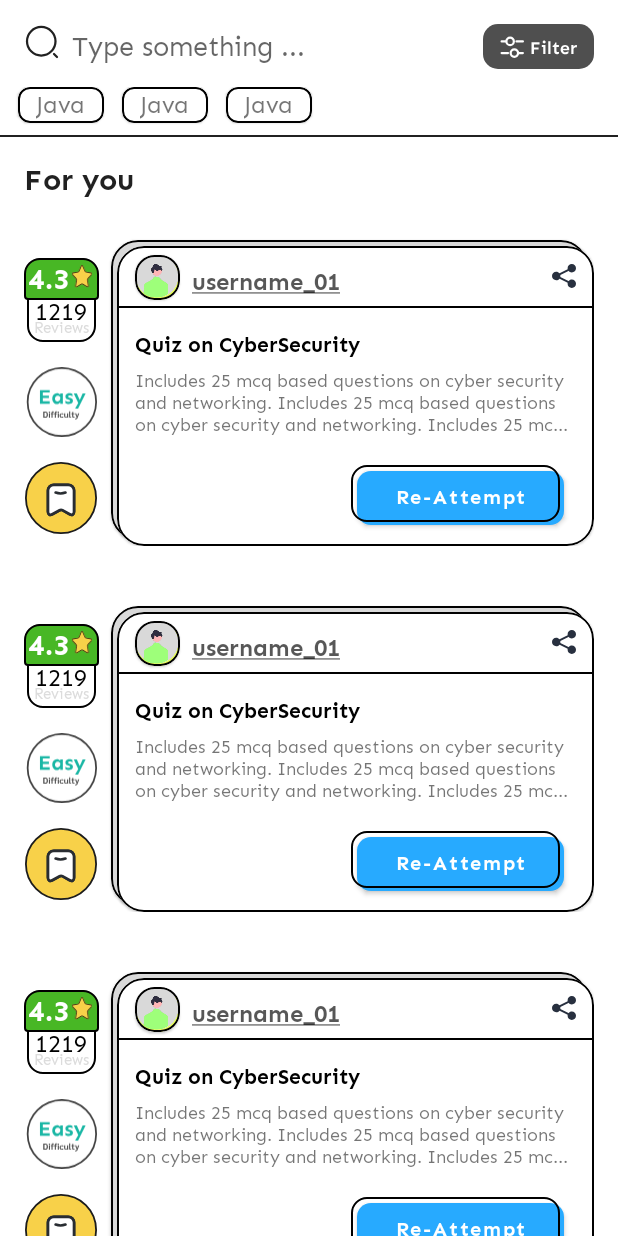
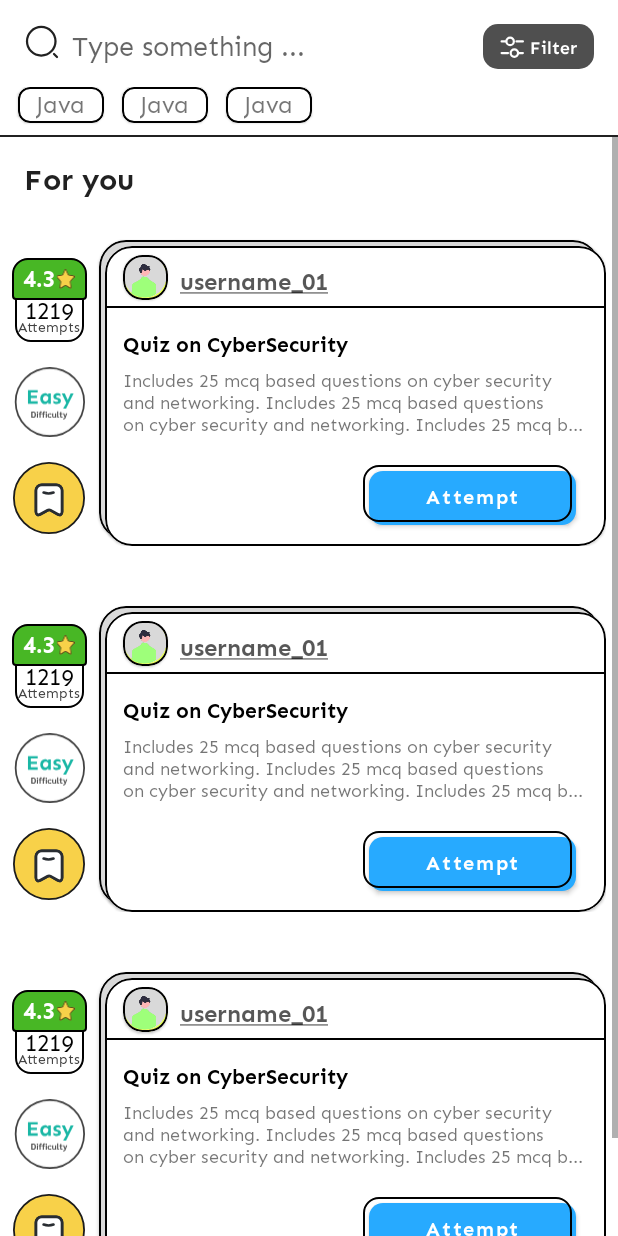
Before and after one commit to manvendra227/Quizzy, an Android app: the layout activity_home.xml on its own in the app's theme, with its tools: preview values and no code run, on a phone screen of 412 x 824 dp. Run offline under Robolectric (Android 15) with nearby library versions, the phone set to English and light mode, and no system bars.

Commit message:
Added Home Recycler

```diff
--- a/app/src/main/java/com/example/quizzy/Service/userService.kt
+++ b/app/src/main/java/com/example/quizzy/Service/userService.kt
@@ -2,6 +2,7 @@ package com.example.quizzy.Service
 
 import com.example.quizzy.dataModel.entity.User
 import com.example.quizzy.dataModel.model.LoginModel
+import com.example.quizzy.dataModel.model.QuizShortModel
 import com.example.quizzy.dataModel.model.UserModel
 import retrofit2.Call
 import retrofit2.http.*
@@ -14,5 +15,4 @@ interface userService {
     @GET("user/login")
     fun loginUser(@Query("emailId")emailId:String,@Query("password") password:String):Call<String>
 
-
 }
--- a/app/src/main/res/layout-land/activity_home.xml
+++ b/app/src/main/res/layout-land/activity_home.xml
@@ -1,11 +1,20 @@
 <?xml version="1.0" encoding="utf-8"?>
-<RelativeLayout xmlns:android="http://schemas.android.com/apk/res/android"
+<layout xmlns:android="http://schemas.android.com/apk/res/android"
     xmlns:app="http://schemas.android.com/apk/res-auto"
-    xmlns:tools="http://schemas.android.com/tools"
+    xmlns:tools="http://schemas.android.com/tools">
+
+    <data>
+
+        <variable
+            name="homeModel"
+            type="com.example.quizzy.viewModels.HomeViewModel" />
+    </data>
+
+    <RelativeLayout
         android:layout_width="match_parent"
         android:layout_height="match_parent"
         android:layout_marginTop="@dimen/dimen_16"
-    tools:context=".Screens.HomeFragment">
+        tools:context=".Screens.HomeActivity">
 
         <ImageView
             android:id="@+id/filter"
@@ -63,29 +72,37 @@
             android:layout_marginTop="74dp"
             android:background="@color/black" />
 
+        <ScrollView
+            android:layout_below="@id/temp_line"
+            android:layout_width="wrap_content"
+            android:layout_height="wrap_content">
+
+            <RelativeLayout
+                android:layout_width="wrap_content"
+                android:layout_height="wrap_content">
+
                 <TextView
                     android:id="@+id/temp_text"
                     android:layout_width="wrap_content"
                     android:layout_height="wrap_content"
-        android:layout_below="@id/temp_line"
                     android:layout_marginStart="16dp"
                     android:layout_marginTop="16dp"
                     android:fontFamily="@font/sen_bold"
                     android:text="For you"
-        android:textColor="@color/title_black"
+                    android:textColor="?android:textColorPrimary"
                     android:textSize="20sp" />
 
                 <androidx.recyclerview.widget.RecyclerView
-        android:layout_marginTop="16dp"
                     android:id="@+id/recycler_quiz"
                     android:layout_width="match_parent"
                     android:layout_height="match_parent"
                     android:layout_below="@id/temp_text"
-        android:layout_marginStart="16dp"
-        android:layout_marginEnd="16dp"
-        tools:listitem="@layout/list_item_quiz"
-        tools:orientation="vertical"
-        tools:scrollbars="vertical"
-        app:spanCount="2"
-        tools:layoutManager="androidx.recyclerview.widget.GridLayoutManager"/>
+                    android:nestedScrollingEnabled="false"
+                    android:layout_marginTop="16dp"
+                    android:layout_marginBottom="16dp"
+                    android:orientation="horizontal"
+                    tools:listitem="@layout/list_item_quiz" />
             </RelativeLayout>
+        </ScrollView>
+    </RelativeLayout>
+</layout>
--- a/app/src/main/res/layout/activity_home.xml
+++ b/app/src/main/res/layout/activity_home.xml
@@ -1,11 +1,20 @@
 <?xml version="1.0" encoding="utf-8"?>
-<RelativeLayout xmlns:android="http://schemas.android.com/apk/res/android"
+<layout xmlns:android="http://schemas.android.com/apk/res/android"
     xmlns:app="http://schemas.android.com/apk/res-auto"
-    xmlns:tools="http://schemas.android.com/tools"
+    xmlns:tools="http://schemas.android.com/tools">
+
+    <data>
+
+        <variable
+            name="homeModel"
+            type="com.example.quizzy.viewModels.HomeViewModel" />
+    </data>
+
+    <RelativeLayout
         android:layout_width="match_parent"
         android:layout_height="match_parent"
         android:layout_marginTop="@dimen/dimen_16"
-    tools:context=".Screens.HomeFragment">
+        tools:context=".Screens.HomeActivity">
 
         <ImageView
             android:id="@+id/filter"
@@ -51,7 +60,6 @@
             android:layout_width="match_parent"
             android:layout_height="match_parent"
             android:layout_below="@id/search"
-
             android:layout_marginTop="18dp"
             android:orientation="horizontal"
             app:layoutManager="androidx.recyclerview.widget.LinearLayoutManager"
@@ -62,14 +70,22 @@
             android:layout_width="match_parent"
             android:layout_height="1dp"
             android:layout_marginTop="74dp"
-        android:backgroundTint="?android:textColorPrimary"
-        android:background="@color/black" />
+            android:background="@color/black"
+            android:backgroundTint="?android:textColorPrimary" />
+
+        <ScrollView
+            android:layout_below="@id/temp_line"
+            android:layout_width="wrap_content"
+            android:layout_height="wrap_content">
+
+            <RelativeLayout
+                android:layout_width="wrap_content"
+                android:layout_height="wrap_content">
 
                 <TextView
                     android:id="@+id/temp_text"
                     android:layout_width="wrap_content"
                     android:layout_height="wrap_content"
-        android:layout_below="@id/temp_line"
                     android:layout_marginStart="16dp"
                     android:layout_marginTop="16dp"
                     android:fontFamily="@font/sen_bold"
@@ -82,9 +98,13 @@
                     android:layout_width="match_parent"
                     android:layout_height="match_parent"
                     android:layout_below="@id/temp_text"
-
+                    android:nestedScrollingEnabled="false"
                     android:layout_marginTop="16dp"
-        android:layout_marginEnd="16dp"
+                    android:layout_marginBottom="16dp"
                     android:orientation="horizontal"
                     tools:listitem="@layout/list_item_quiz" />
             </RelativeLayout>
+        </ScrollView>
+
+    </RelativeLayout>
+</layout>
--- a/app/src/main/res/layout/list_item_quiz.xml
+++ b/app/src/main/res/layout/list_item_quiz.xml
@@ -3,7 +3,8 @@
     xmlns:app="http://schemas.android.com/apk/res-auto"
     android:layout_width="match_parent"
     android:layout_height="wrap_content"
-    android:layout_marginStart="16dp"
+    android:layout_marginStart="8dp"
+    android:layout_marginEnd="8dp"
     android:layout_marginBottom="28dp">
 
     <RelativeLayout
@@ -28,7 +29,7 @@
                 android:fontFamily="@font/sen_regular"
                 android:text="1219"
                 android:textColor="@color/black"
-                android:textSize="16sp" />
+                android:textSize="15sp" />
 
             <TextView
                 android:layout_width="wrap_content"
@@ -36,9 +37,9 @@
                 android:layout_centerHorizontal="true"
                 android:layout_marginTop="40dp"
                 android:fontFamily="@font/sen_regular"
-                android:text="Reviews"
-                android:textColor="@color/gray"
-                android:textSize="10sp" />
+                android:text="Attempts"
+                android:textColor="@color/light_grey"
+                android:textSize="9sp" />
 
         </RelativeLayout>
 
@@ -56,11 +57,11 @@
                 android:fontFamily="@font/sen_bold"
                 android:text="4.3"
                 android:textColor="@color/white"
-                android:textSize="@dimen/dimen_20" />
+                android:textSize="16sp" />
 
             <ImageView
-                android:layout_width="16dp"
-                android:layout_height="16dp"
+                android:layout_width="14dp"
+                android:layout_height="14dp"
                 android:layout_marginTop="3dp"
                 android:layout_toRightOf="@id/rating"
                 android:src="@drawable/ic_star" />
@@ -153,6 +154,7 @@
 
 
             <ImageView
+                android:visibility="gone"
                 android:id="@+id/share"
                 android:layout_width="16dp"
                 android:layout_height="16dp"
@@ -222,7 +224,7 @@
                         android:layout_marginTop="22dp"
                         android:layout_marginEnd="4dp"
                         android:fontFamily="@font/sen_bold"
-                        android:text="Re-Attempt"
+                        android:text="Attempt"
                         android:textAllCaps="false"
                         android:textColor="@color/white"
                         android:textSize="13sp"
```
Also changed, not shown: app/src/main/java/com/example/quizzy/Adapter/HomePageAdapter.kt (added, +56 -0 lines), app/src/main/java/com/example/quizzy/Screens/HomeActivity.kt (+49 -2 lines), app/src/main/java/com/example/quizzy/Service/QuizService.kt (+7 -0 lines), app/src/main/java/com/example/quizzy/dataModel/model/QuizShortModel.kt (+10 -10 lines), app/src/main/java/com/example/quizzy/viewModels/HomeViewModel.kt (+39 -1 lines). Lines whose indentation alone changed are shown as unchanged.
